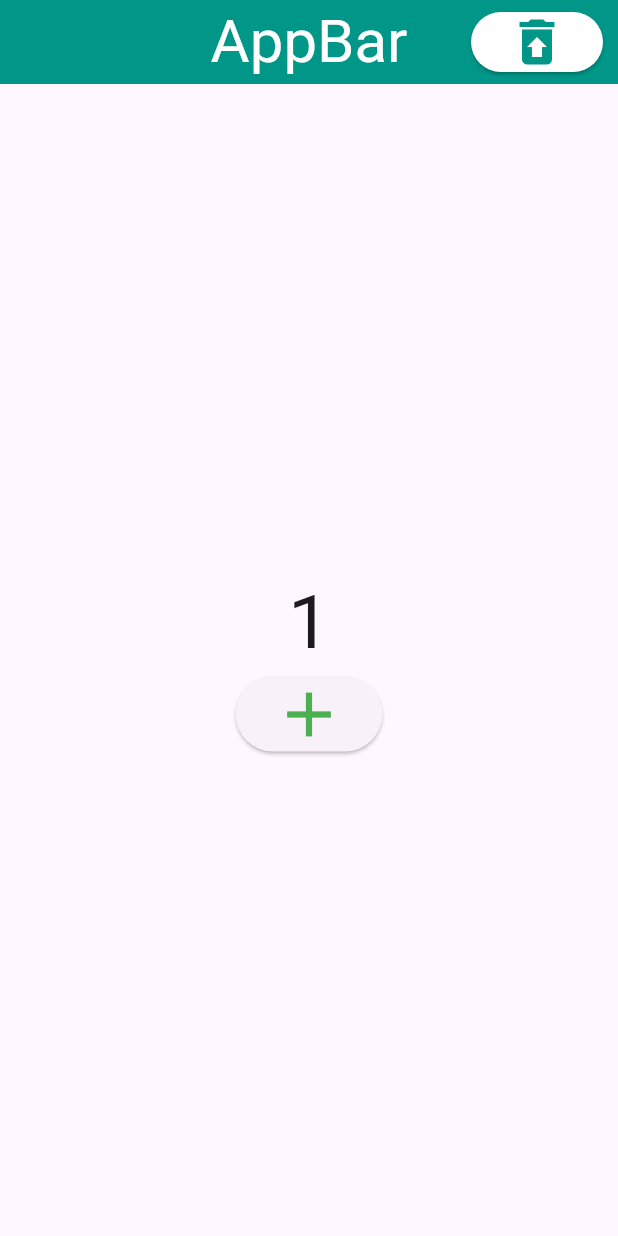
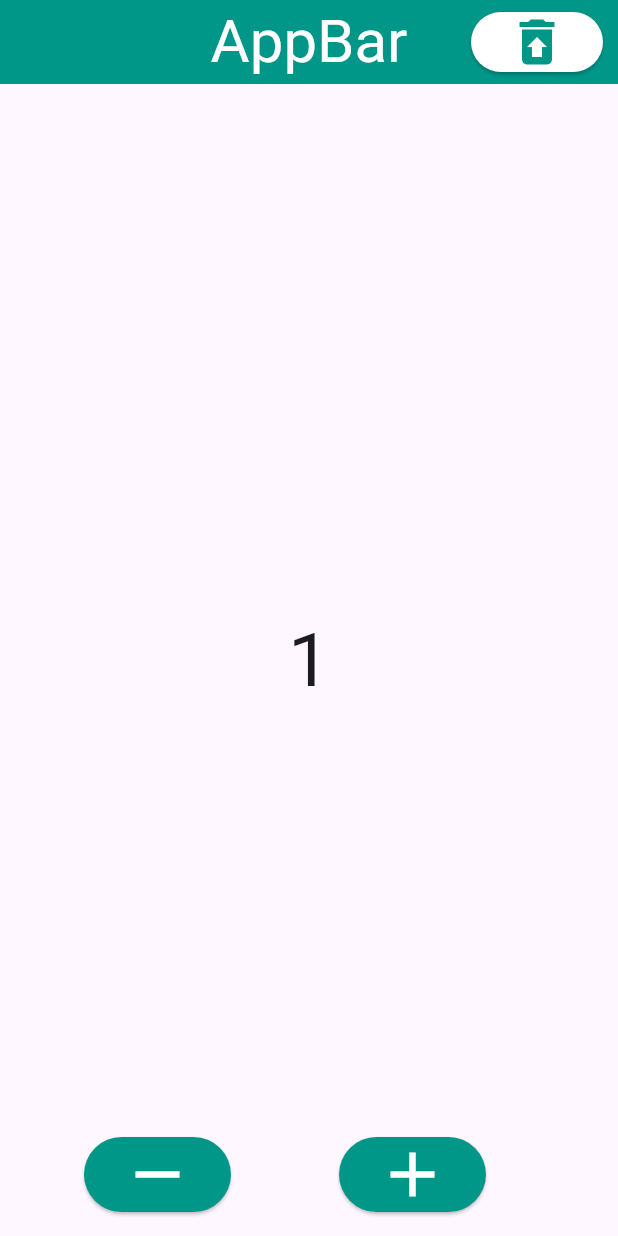
Before and after one commit to CoolFire075/my_counter_bloc, a Flutter app: the screen it shows after launch, on a phone screen of 412 x 824 dp. Run offline on Flutter 3.47's test engine with Material 3 defaults, Android fonts, the phone set to English and light mode, and no system bars; our stand-ins replace flutter_bloc.

Commit message:
new design

```diff
--- a/lib/features/counter/presentation/counter_page.dart
+++ b/lib/features/counter/presentation/counter_page.dart
@@ -4,7 +4,6 @@ import 'package:my_counter_bloc/features/counter/bloc/counter_bloc.dart';
 
 class CounterPage extends StatelessWidget {
   const CounterPage({super.key});
-
 
   @override
   Widget build(BuildContext context) {
@@ -39,7 +38,10 @@ class CounterPage extends StatelessWidget {
           ),
         ],
       ),
-      body:  _ButtonsColumn(
+      body: _ButtonsColumn(
+        bloc: bloc,
+      ),
+      floatingActionButton: _ButtonsRow(
         bloc: bloc,
       ),
     );
@@ -53,30 +55,47 @@ class _ButtonsColumn extends StatelessWidget {
 
   @override
   Widget build(BuildContext context) {
-    return Column(
+    return const Column(
       mainAxisAlignment: MainAxisAlignment.center,
       children: [
         Row(
           mainAxisAlignment: MainAxisAlignment.center,
           children: [_CounterText()],
         ),
-        Row(
+      ],
+    );
+  }
+}
+
+class _ButtonsRow extends StatelessWidget {
+  const _ButtonsRow({super.key, required this.bloc});
+
+  final CounterBloc bloc;
+
+  @override
+  Widget build(BuildContext context) {
+    return Row(
       mainAxisAlignment: MainAxisAlignment.spaceEvenly,
       children: [
         ElevatedButton(
+          style: ElevatedButton.styleFrom(backgroundColor: Colors.teal),
+          child: const Icon(
+            Icons.remove,
+            size: 50,
+            color: Colors.white,
+          ),
+          onPressed: () => bloc.add(
+            CounterDecrementPressed(),
+          ),
+        ),
+        ElevatedButton(
+          style: ElevatedButton.styleFrom(backgroundColor: Colors.teal),
           onPressed: () => bloc.add(CounterIncrementPressed()),
-              child: const Column(
-                mainAxisAlignment: MainAxisAlignment.center,
-                children: [
-                  Icon(
+          child: const Icon(
             Icons.add,
             size: 50,
-                    color: Colors.green,
+            color: Colors.white,
           ),
-                ],
-              ),
-            ),
-          ],
         ),
       ],
     );
```
Lines whose indentation alone changed are shown as unchanged.
